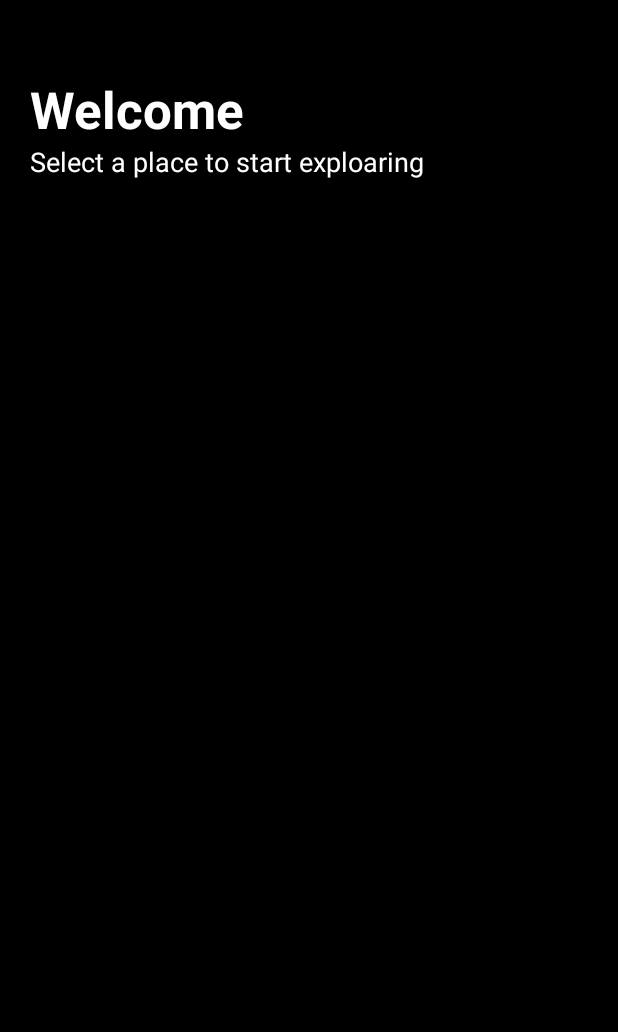
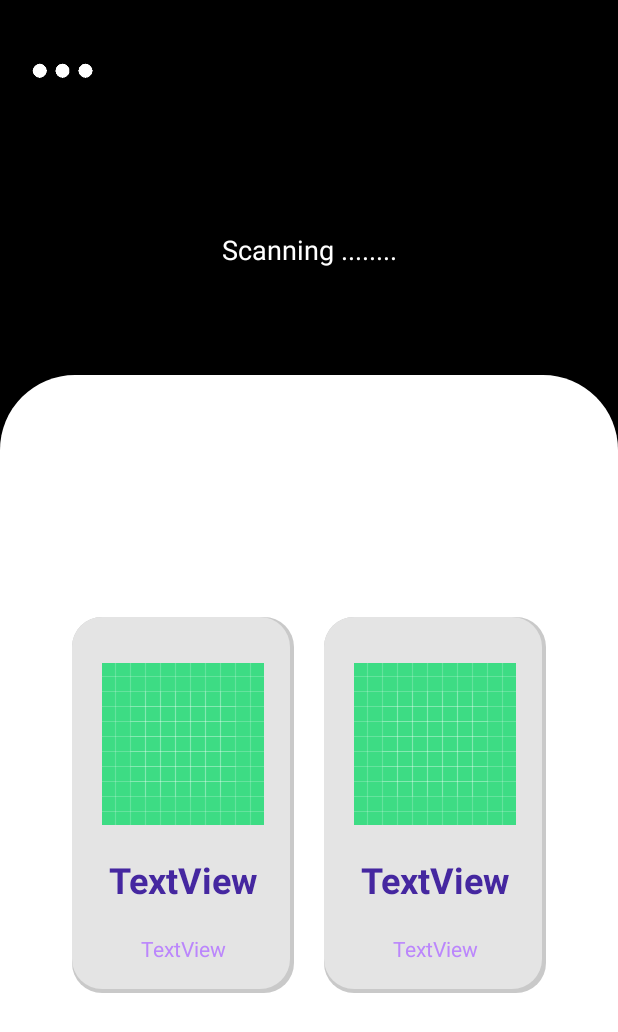
Before and after one commit to Hardik051099/WIPS, an Android app: the Login screen opened directly, with no data from a screen before it, after a tap on "DEMO LOGIN", on a phone screen of 412 x 824 dp. Shown: the top 1032 px of the screen. Run offline under Robolectric (Android 15) with nearby library versions, the phone set to English and light mode, and no system bars; our stand-ins replace Firebase (no records; nobody signed in at launch, a user with empty details on screens opened directly); 3 other taps on this screen came first.

Commit message:
added user_home and did some minor changes in search activity

```diff
--- a/app/src/main/java/com/example/wips/Activities/Login.kt
+++ b/app/src/main/java/com/example/wips/Activities/Login.kt
@@ -13,6 +13,7 @@ import android.widget.ImageView
 import android.widget.Toast
 import com.example.wips.Activities.Admin.Buildings
 import com.example.wips.Activities.User.Search_Place
+import com.example.wips.Activities.User.User_home
 import com.example.wips.R
 import com.google.firebase.auth.FirebaseAuth
 import com.google.firebase.database.DatabaseReference
@@ -67,7 +68,7 @@ class Login : AppCompatActivity() {
         }
 
         dlogin.setOnClickListener {
-            startActivity(Intent(this@Login, Search_Place::class.java))
+            startActivity(Intent(this@Login, User_home::class.java))
         }
 
 
--- a/app/src/main/java/com/example/wips/Activities/User/Search_Place.kt
+++ b/app/src/main/java/com/example/wips/Activities/User/Search_Place.kt
@@ -2,30 +2,55 @@ package com.example.wips.Activities.User
 
 import androidx.appcompat.app.AppCompatActivity
 import android.os.Bundle
+import android.os.Handler
+import android.view.View
+import android.view.inputmethod.InputMethodManager
 import android.widget.ArrayAdapter
 import android.widget.ListAdapter
 import android.widget.ListView
+import android.widget.SearchView
+import androidx.appcompat.app.AppCompatDelegate
 import com.example.wips.R
 
 class Search_Place : AppCompatActivity() {
-    override fun onCreate(savedInstanceState: Bundle?) {
 
     lateinit var listview: ListView
     lateinit var listadapter: ArrayAdapter<String>
+    lateinit var searchbar: SearchView
     var searchlist: MutableList<String> = ArrayList()
 
+    override fun onCreate(savedInstanceState: Bundle?) {
+        AppCompatDelegate.setDefaultNightMode(AppCompatDelegate.MODE_NIGHT_NO);
         super.onCreate(savedInstanceState)
         setContentView(R.layout.activity_search__place)
 
+
         listview = findViewById(R.id.List_place)
+        searchbar = findViewById(R.id.search_view)
+
+        searchbar.setIconified(false)
+        searchbar.clearFocus()
+
+
+        for (i in 0..10){
+
             searchlist.add("Abhishek")
             searchlist.add("Gorivale")
 
+        }
         listadapter = ArrayAdapter(
                 this,
                 android.R.layout.simple_list_item_1, searchlist
         )
         listview.adapter = listadapter
 
+
+
+    }
+
+    fun View.hideKeyboard() {
+        val inputMethodManager =
+                context!!.getSystemService(android.content.Context.INPUT_METHOD_SERVICE) as? InputMethodManager
+        inputMethodManager?.hideSoftInputFromWindow(this.windowToken, 0)
     }
 }
--- /dev/null
+++ b/app/src/main/java/com/example/wips/Activities/User/User_home.kt
@@ -0,0 +1,15 @@
+package com.example.wips.Activities.User
+
+import androidx.appcompat.app.AppCompatActivity
+import android.os.Bundle
+import android.widget.ImageView
+import com.example.wips.R
+
+class User_home : AppCompatActivity() {
+
+    override fun onCreate(savedInstanceState: Bundle?) {
+        super.onCreate(savedInstanceState)
+        setContentView(R.layout.activity_user_home)
+
+    }
+}
--- /dev/null
+++ b/app/src/main/res/drawable/card_background.xml
@@ -0,0 +1,20 @@
+<?xml version="1.0" encoding="utf-8"?>
+<layer-list xmlns:android="http://schemas.android.com/apk/res/android">
+    <item>
+        <shape android:shape="rectangle">
+            <solid android:color="#CABBBBBB"/>
+            <corners android:radius="20dp" />
+        </shape>
+    </item>
+
+    <item
+        android:left="0dp"
+        android:right="3dp"
+        android:top="0dp"
+        android:bottom="3dp">
+        <shape android:shape="rectangle">
+            <solid android:color="#E4E4E4"/>
+            <corners android:radius="20dp" />
+        </shape>
+    </item>
+</layer-list>
--- a/app/src/main/res/layout/activity_search__place.xml
+++ b/app/src/main/res/layout/activity_search__place.xml
@@ -13,12 +13,19 @@
         app:layout_constraintBottom_toBottomOf="parent"
         app:layout_constraintEnd_toEndOf="parent"
         app:layout_constraintStart_toStartOf="parent"
-        app:layout_constraintTop_toTopOf="parent">
+        app:layout_constraintTop_toTopOf="parent"
+        >
 
         <LinearLayout
             android:layout_width="match_parent"
             android:layout_height="wrap_content"
             android:orientation="vertical" >
+
+            <LinearLayout
+                android:layout_width="match_parent"
+                android:layout_height="wrap_content"
+                android:background="@color/black"
+                android:orientation="vertical">
 
                 <TextView
                     android:id="@+id/Welcome"
@@ -36,15 +43,20 @@
                     android:layout_width="wrap_content"
                     android:layout_height="wrap_content"
                     android:layout_marginStart="20dp"
+                    android:layout_marginBottom="30dp"
                     android:text="Select a place to start exploaring"
-                android:textColor="@color/white"
                     android:textAppearance="@style/TextAppearance.AppCompat.Medium"
-                 />
+                    android:textColor="@color/white" />
+
+            </LinearLayout>
 
             <androidx.constraintlayout.widget.ConstraintLayout
                 android:layout_width="match_parent"
                 android:layout_height="match_parent"
-                android:layout_marginTop="30dp">
+                android:background="@drawable/edit_text"
+                android:layout_marginStart="20dp"
+                android:layout_marginEnd="20dp"
+                >
 
                 <SearchView
                     android:id="@+id/search_view"
@@ -62,7 +74,8 @@
                 android:layout_width="match_parent"
                 android:layout_height="400dp"
                 android:layout_margin="20dp"
-                android:divider="@android:color/transparent" />
+                android:divider="@android:color/transparent"
+                android:background="@color/white"/>
         </LinearLayout>
     </ScrollView>
 
--- /dev/null
+++ b/app/src/main/res/layout/activity_user_home.xml
@@ -0,0 +1,143 @@
+<?xml version="1.0" encoding="utf-8"?>
+<androidx.constraintlayout.widget.ConstraintLayout xmlns:android="http://schemas.android.com/apk/res/android"
+    xmlns:app="http://schemas.android.com/apk/res-auto"
+    xmlns:tools="http://schemas.android.com/tools"
+    android:layout_width="match_parent"
+    android:layout_height="match_parent"
+    tools:context=".Activities.User.User_home">
+
+    <androidx.constraintlayout.widget.ConstraintLayout
+        android:id="@+id/primary_layout"
+        android:layout_width="0dp"
+        android:layout_height="250dp"
+        android:background="@color/black"
+        app:layout_constraintBottom_toTopOf="@+id/secondary_layout"
+        app:layout_constraintEnd_toEndOf="parent"
+        app:layout_constraintHorizontal_bias="0.5"
+        app:layout_constraintStart_toStartOf="parent"
+        app:layout_constraintTop_toTopOf="parent">
+
+        <ImageView
+            android:id="@+id/imageView11"
+            android:layout_width="50dp"
+            android:layout_height="70dp"
+            app:layout_constraintBottom_toBottomOf="parent"
+            app:layout_constraintEnd_toEndOf="parent"
+            app:layout_constraintHorizontal_bias="0.044"
+            app:layout_constraintStart_toStartOf="parent"
+            app:layout_constraintTop_toTopOf="parent"
+            app:layout_constraintVertical_bias="0.069"
+            app:srcCompat="@drawable/more" />
+
+        <TextView
+            android:id="@+id/Location"
+            android:layout_width="wrap_content"
+            android:layout_height="wrap_content"
+            android:text="Scanning ........"
+            android:textAppearance="@style/TextAppearance.AppCompat.Medium"
+            android:textColor="#FFFFFF"
+            app:layout_constraintBottom_toBottomOf="parent"
+            app:layout_constraintEnd_toEndOf="parent"
+            app:layout_constraintHorizontal_bias="0.5"
+            app:layout_constraintStart_toStartOf="parent"
+            app:layout_constraintTop_toBottomOf="@+id/imageView11" />
+    </androidx.constraintlayout.widget.ConstraintLayout>
+
+    <androidx.constraintlayout.widget.ConstraintLayout
+        android:id="@+id/secondary_layout"
+        android:layout_width="0dp"
+        android:layout_height="0dp"
+        android:background="@color/black"
+        app:layout_constraintBottom_toBottomOf="parent"
+        app:layout_constraintEnd_toEndOf="parent"
+        app:layout_constraintHorizontal_bias="0.5"
+        app:layout_constraintStart_toStartOf="parent"
+        app:layout_constraintTop_toBottomOf="@+id/primary_layout">
+
+    <!--    <androidx.constraintlayout.widget.ConstraintLayout
+            android:id="@+id/sec_constraint"
+            android:layout_width="match_parent"
+            android:layout_height="match_parent"
+            android:background="@drawable/background_layout"
+            app:layout_constraintBottom_toBottomOf="parent"
+            app:layout_constraintEnd_toEndOf="parent"
+            app:layout_constraintStart_toStartOf="parent"
+            app:layout_constraintTop_toTopOf="parent">
+
+            <androidx.constraintlayout.widget.ConstraintLayout
+                android:id="@+id/card"
+                android:layout_width="wrap_content"
+                android:layout_height="wrap_content"
+                android:background="@drawable/card_background"
+                android:orientation="vertical"
+                app:layout_constraintBottom_toBottomOf="parent"
+                app:layout_constraintStart_toStartOf="parent"
+                app:layout_constraintTop_toTopOf="parent"
+                app:layout_constraintVertical_bias="0.501">
+
+                <ImageView
+                    android:id="@+id/imageView15"
+                    android:layout_width="0dp"
+                    android:layout_height="wrap_content"
+                    android:layout_marginStart="10dp"
+                    android:layout_marginEnd="10dp"
+                    app:layout_constraintBottom_toBottomOf="parent"
+                    app:layout_constraintEnd_toEndOf="parent"
+                    app:layout_constraintStart_toStartOf="parent"
+                    app:layout_constraintTop_toTopOf="parent"
+                    app:layout_constraintVertical_bias="0.0"
+                    app:srcCompat="@drawable/cardnav" />
+
+                <TextView
+                    android:id="@+id/textView3"
+                    android:layout_width="wrap_content"
+                    android:layout_height="wrap_content"
+                    android:layout_margin="10dp"
+                    android:text="Navigation"
+                    android:textColor="#4527A0"
+                    android:textSize="24sp"
+                    android:textStyle="bold"
+                    app:layout_constraintBottom_toBottomOf="parent"
+                    app:layout_constraintEnd_toEndOf="parent"
+                    app:layout_constraintStart_toStartOf="parent"
+                    app:layout_constraintTop_toBottomOf="@+id/imageView15"
+                    app:layout_constraintVertical_bias="0.0" />
+
+                <TextView
+                    android:id="@+id/textView4"
+                    android:layout_width="match_parent"
+                    android:layout_height="wrap_content"
+                    android:layout_margin="10dp"
+                    android:gravity="center"
+                    android:text="Explore nearby"
+                    android:textColor="@color/purple_500"
+                    app:layout_constraintBottom_toBottomOf="parent"
+                    app:layout_constraintEnd_toEndOf="parent"
+                    app:layout_constraintHorizontal_bias="0.5"
+                    app:layout_constraintStart_toStartOf="parent"
+                    app:layout_constraintTop_toBottomOf="@+id/textView3" />
+            </androidx.constraintlayout.widget.ConstraintLayout>
+
+        </androidx.constraintlayout.widget.ConstraintLayout> -->
+        <LinearLayout
+            android:layout_width="match_parent"
+            android:layout_height="match_parent"
+            android:background="@drawable/background_layout"
+            android:gravity="center"
+            android:orientation="horizontal">
+
+            <include layout="@layout/card"
+                android:layout_width="wrap_content"
+                android:layout_height="wrap_content"
+                android:layout_marginEnd="10dp"
+                android:id="@+id/card1" />
+
+            <include layout="@layout/card"
+                android:layout_height="wrap_content"
+                android:layout_width="wrap_content"
+                android:layout_marginStart="10dp"
+                android:id="@+id/card2"/>
+
+        </LinearLayout>
+    </androidx.constraintlayout.widget.ConstraintLayout>
+</androidx.constraintlayout.widget.ConstraintLayout>
--- /dev/null
+++ b/app/src/main/res/layout/card.xml
@@ -0,0 +1,54 @@
+<?xml version="1.0" encoding="utf-8"?>
+<androidx.constraintlayout.widget.ConstraintLayout xmlns:android="http://schemas.android.com/apk/res/android"
+    xmlns:app="http://schemas.android.com/apk/res-auto"
+    xmlns:tools="http://schemas.android.com/tools"
+    android:id="@+id/card"
+    android:layout_width="wrap_content"
+    android:layout_height="wrap_content"
+    android:background="@drawable/card_background">
+
+
+    <ImageView
+        android:id="@+id/card_img"
+        android:layout_width="wrap_content"
+        android:layout_height="wrap_content"
+        android:layout_margin="20dp"
+        app:layout_constraintBottom_toBottomOf="parent"
+        app:layout_constraintEnd_toEndOf="parent"
+        app:layout_constraintHorizontal_bias="0.498"
+        app:layout_constraintStart_toStartOf="parent"
+        app:layout_constraintTop_toTopOf="parent"
+        app:layout_constraintVertical_bias="0.102"
+        app:srcCompat="@drawable/ic_launcher_background" />
+
+    <TextView
+        android:id="@+id/card_head"
+        android:layout_width="wrap_content"
+        android:layout_height="wrap_content"
+        android:layout_margin="20dp"
+        android:text="TextView"
+        android:textColor="#4527A0"
+        android:textSize="24sp"
+        android:textStyle="bold"
+        app:layout_constraintBottom_toBottomOf="parent"
+        app:layout_constraintEnd_toEndOf="parent"
+        app:layout_constraintHorizontal_bias="0.51"
+        app:layout_constraintStart_toStartOf="parent"
+        app:layout_constraintTop_toBottomOf="@+id/card_img"
+        app:layout_constraintVertical_bias="0.0" />
+
+    <TextView
+        android:id="@+id/card_descriptor"
+        android:layout_width="wrap_content"
+        android:layout_height="wrap_content"
+        android:layout_margin="20dp"
+        android:text="TextView"
+        android:textColor="@color/purple_200"
+        android:textSize="14sp"
+        app:layout_constraintBottom_toBottomOf="parent"
+        app:layout_constraintEnd_toEndOf="parent"
+        app:layout_constraintHorizontal_bias="0.51"
+        app:layout_constraintStart_toStartOf="parent"
+        app:layout_constraintTop_toBottomOf="@+id/card_head"
+        app:layout_constraintVertical_bias="0.0" />
+</androidx.constraintlayout.widget.ConstraintLayout>
--- a/app/src/main/res/values/themes.xml
+++ b/app/src/main/res/values/themes.xml
@@ -2,9 +2,9 @@
     <!-- Base application theme. -->
     <style name="Theme.WIPS" parent="Theme.MaterialComponents.DayNight.NoActionBar">
         <!-- Primary brand color. -->
-        <item name="colorPrimary">@color/purple_500</item>
+        <item name="colorPrimary">@color/purple_200</item>
         <item name="colorPrimaryVariant">@color/purple_700</item>
-        <item name="colorOnPrimary">@color/white</item>
+        <item name="colorOnPrimary">@color/black</item>
         <!-- Secondary brand color. -->
         <item name="colorSecondary">@color/teal_200</item>
         <item name="colorSecondaryVariant">@color/teal_700</item>
```
Also changed, not shown: app/src/main/res/drawable/cardnav.png (added). Lines whose indentation alone changed are shown as unchanged.
